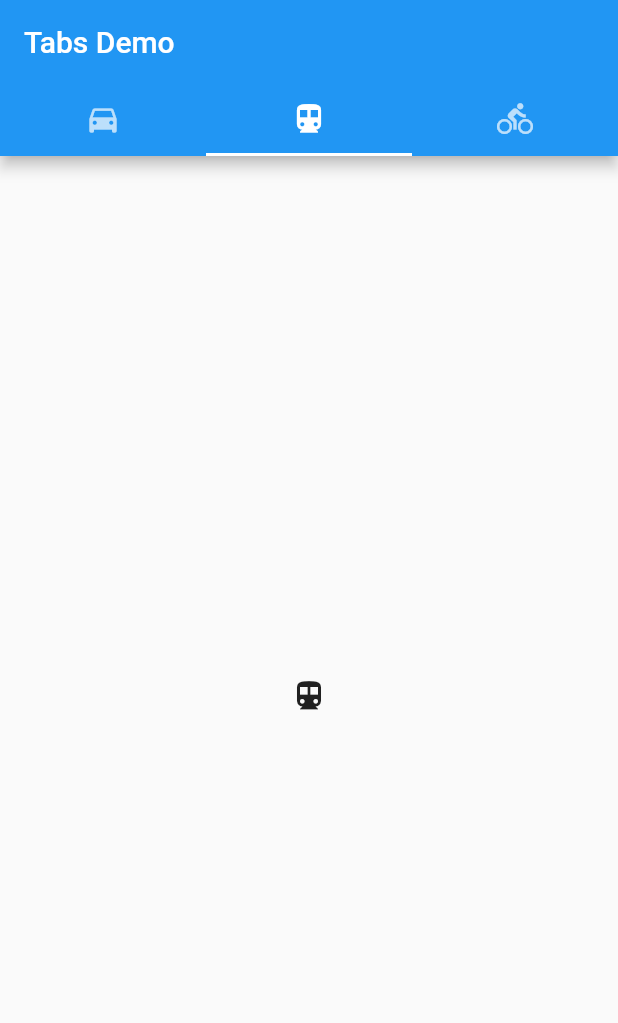
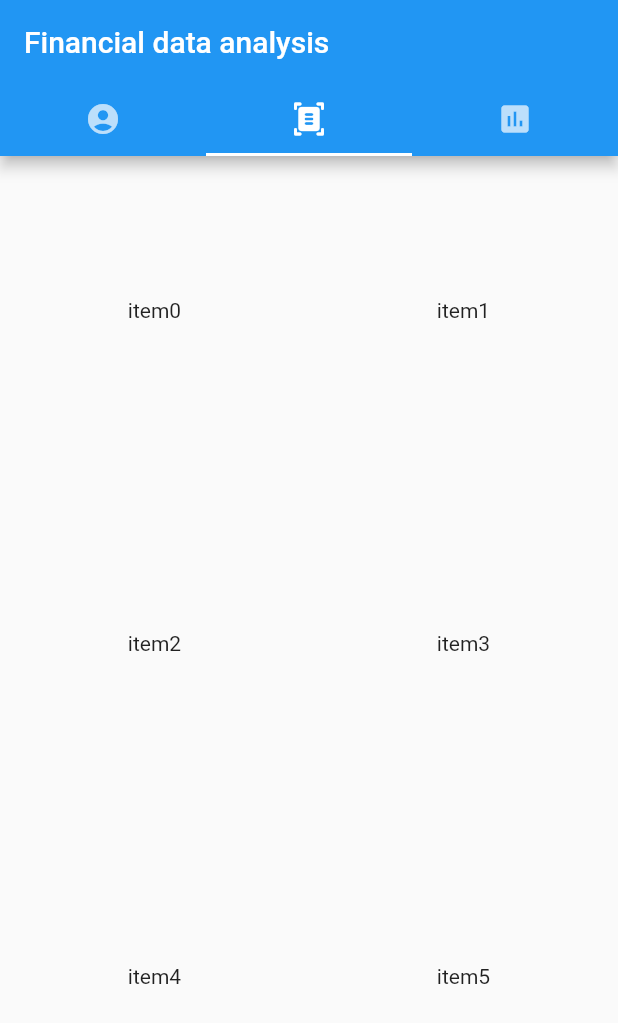
Before and after one commit to gaespa007648/StockApp, a Flutter app: the screen it shows after launch, tab 2 chosen, on a phone screen of 412 x 824 dp. Shown: the top 1023 px of the screen. Run offline on Flutter 3.47's test engine with Material 2 defaults, Android fonts, the phone set to English and light mode, and no system bars.

Commit message:
feat: design each page skeleton for child of the scaffold

```diff
--- a/lib/main.dart
+++ b/lib/main.dart
@@ -1,37 +1,9 @@
 import 'package:flutter/material.dart';
+import 'package:stock/view/main_page.dart';
+
+// Global variables
+const String title = 'Financial data analysis';
 
 void main() {
-  runApp(const TabBarDemo());
+  runApp(const MainPage(title: title,));
 }
-
-class TabBarDemo extends StatelessWidget {
-  const TabBarDemo({super.key});
-
-  @override
-  Widget build(BuildContext context) {
-    return MaterialApp(
-      home: DefaultTabController(
-        length: 3,
-        child: Scaffold(
-          appBar: AppBar(
-            bottom: const TabBar(
-              tabs: [
-                Tab(icon: Icon(Icons.directions_car)),
-                Tab(icon: Icon(Icons.directions_transit)),
-                Tab(icon: Icon(Icons.directions_bike)),
-              ],
-            ),
-            title: const Text('Tabs Demo'),
-          ),
-          body: const TabBarView(
-            children: [
-              Icon(Icons.directions_car),
-              Icon(Icons.directions_transit),
-              Icon(Icons.directions_bike),
-            ],
-          ),
-        ),
-      ),
-    );
-  }
-}
--- /dev/null
+++ b/lib/model/grid_news.dart
@@ -0,0 +1,36 @@
+import 'package:flutter/material.dart';
+
+/*
+  Description: The gird
+
+*/
+const int rowCount = 2;
+
+class GridNews extends StatefulWidget {
+  const GridNews({super.key});
+
+  @override
+  State<StatefulWidget> createState() {
+    return _GridNewsState();
+  }
+}
+
+class _GridNewsState extends State<GridNews> {
+  @override
+  Widget build(BuildContext context) {
+    return GridView.count(
+      mainAxisSpacing: 16,
+      crossAxisCount: rowCount,
+      children: [
+        ...List.generate(
+          20,
+          (index) {
+            return Center(
+              child: Text('item$index'),
+            );
+          },
+        )
+      ],
+    );
+  }
+}
--- /dev/null
+++ b/lib/view/account_page.dart
@@ -0,0 +1,10 @@
+import 'package:flutter/material.dart';
+
+class AccountPage extends StatelessWidget{
+  const AccountPage({super.key});
+
+  @override
+  Widget build(BuildContext context) {
+    return const Icon(Icons.account_circle);
+  }
+}
--- /dev/null
+++ b/lib/view/chart_page.dart
@@ -0,0 +1,10 @@
+import 'package:flutter/material.dart';
+
+class ChartPage extends StatelessWidget{
+  const ChartPage({super.key});
+
+  @override
+  Widget build(BuildContext context) {
+    return const Icon(Icons.insert_chart);
+  }
+}
--- /dev/null
+++ b/lib/view/main_page.dart
@@ -0,0 +1,38 @@
+import 'package:flutter/material.dart';
+import 'package:stock/view/news_page.dart';
+import 'package:stock/view/account_page.dart';
+import 'package:stock/view/chart_page.dart';
+
+class MainPage extends StatelessWidget {
+  const MainPage({super.key, required this.title});
+
+  final String title;
+
+  @override
+  Widget build(BuildContext context) {
+    return MaterialApp(
+      home: DefaultTabController(
+        length: 3,
+        child: Scaffold(
+          appBar: AppBar(
+            bottom: const TabBar(
+              tabs: [
+                Tab(icon: Icon(Icons.account_circle)),
+                Tab(icon: Icon(Icons.document_scanner_rounded)),
+                Tab(icon: Icon(Icons.insert_chart)),
+              ],
+            ),
+            title: Text(title),
+          ),
+          body: const TabBarView(
+            children: [
+              AccountPage(),
+              NewsPage(),
+              ChartPage(),
+            ],
+          ),
+        ),
+      ),
+    );
+  }
+}
--- /dev/null
+++ b/lib/view/news_page.dart
@@ -0,0 +1,13 @@
+import 'package:flutter/material.dart';
+import 'package:stock/model/grid_news.dart';
+
+class NewsPage extends StatelessWidget {
+  const NewsPage({super.key});
+
+  @override
+  Widget build(BuildContext context) {
+    return const Center(
+      child: GridNews(),
+    );
+  }
+}
```
